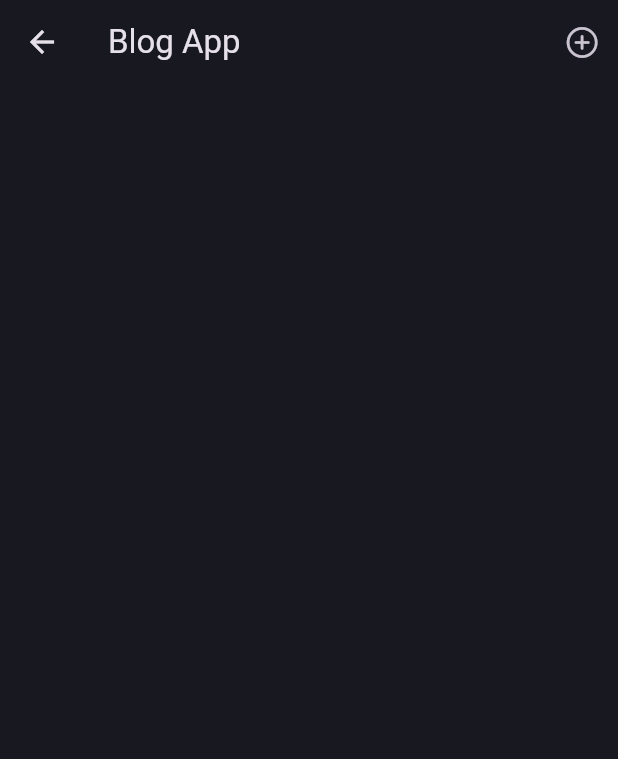
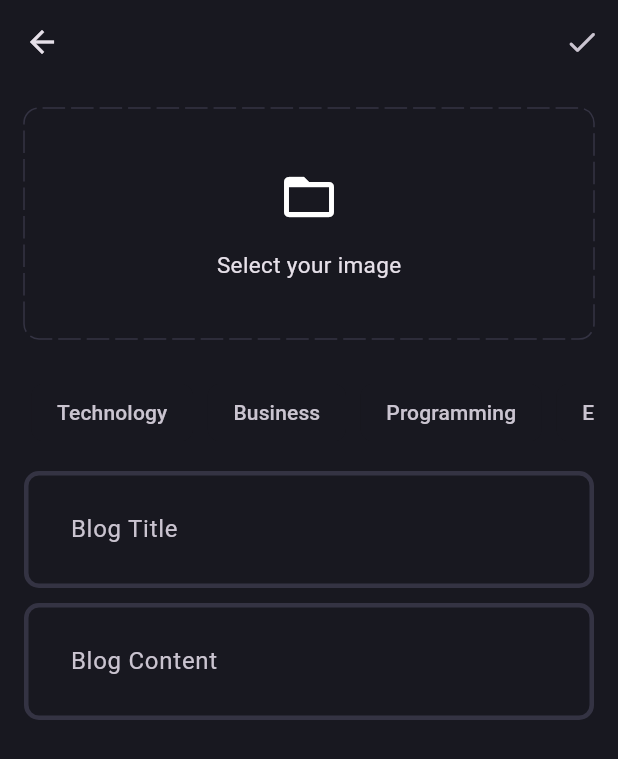
Before and after one commit to PrpCena/blog, a Flutter app: the BlogPage screen opened directly, after a tap on an icon or button, on a phone screen of 412 x 824 dp. Shown: the top 759 px of the screen. Run offline on Flutter 3.47's test engine with Material 3 defaults, Android fonts, the phone set to English and light mode, and no system bars; drawn by our look-alikes of dotted_border; our stand-ins replace bloc, flutter_bloc, fpdart, get_it, supabase_flutter; accounts and stored records are empty; network calls fail.

Commit message:
UI for blog editor implemented.

```diff
--- a/lib/core/theme/theme.dart
+++ b/lib/core/theme/theme.dart
@@ -20,5 +20,9 @@ class AppTheme {
       focusedBorder: border(AppPallete.gradient1),
       enabledBorder: border(AppPallete.borderColor),
     ),
+    chipTheme: ChipThemeData(
+      color: MaterialStatePropertyAll(AppPallete.backgroundColor),
+      side: BorderSide.none,
+    )
   );
 }
--- /dev/null
+++ b/lib/features/blog/presentation/pages/add_new_blog_page.dart
@@ -0,0 +1,122 @@
+import 'package:clean/core/theme/app_pallete.dart';
+import 'package:clean/features/blog/presentation/widgets/blog_editor.dart';
+import 'package:dotted_border/dotted_border.dart';
+import 'package:flutter/material.dart';
+
+class AddNewBlogPage extends StatefulWidget {
+  static route() =>
+      MaterialPageRoute(builder: (contextp) => const AddNewBlogPage());
+  const AddNewBlogPage({super.key});
+
+  @override
+  State<AddNewBlogPage> createState() => _AddNewBlogPageState();
+}
+
+class _AddNewBlogPageState extends State<AddNewBlogPage> {
+  final titleController = TextEditingController();
+  final contentController = TextEditingController();
+  List<String> selectedTopics = [];
+
+  @override
+  void dispose() {
+    titleController.dispose();
+    contentController.dispose();
+    super.dispose();
+  }
+
+  @override
+  Widget build(BuildContext context) {
+    return Scaffold(
+      appBar: AppBar(
+        actions: [
+          IconButton(onPressed: () {}, icon: const Icon(Icons.done_rounded)),
+        ],
+      ),
+      body: SingleChildScrollView(
+        child: Padding(
+          padding: const EdgeInsets.all(16.0),
+          child: Column(
+            children: [
+              DottedBorder(
+                color: AppPallete.borderColor,
+                dashPattern: const [15, 4],
+                radius: const Radius.circular(10),
+                borderType: BorderType.RRect,
+                child: Container(
+                  height: 150,
+                  width: double.infinity,
+                  child: const Column(
+                    mainAxisAlignment: MainAxisAlignment.center,
+                    children: [
+                      Icon(Icons.folder_open, size: 40),
+                      SizedBox(
+                        height: 15,
+                      ),
+                      Text(
+                        "Select your image",
+                        style: TextStyle(fontSize: 15),
+                      ),
+                    ],
+                  ),
+                ),
+              ),
+              const SizedBox(
+                height: 20,
+              ),
+              SingleChildScrollView(
+                scrollDirection: Axis.horizontal,
+                child: Row(
+                  children: [
+                    'Technology',
+                    'Business',
+                    'Programming',
+                    'Entertainment',
+                  ]
+                      .map(
+                        (e) => Padding(
+                          padding: const EdgeInsets.all(5.0),
+                          child: GestureDetector(
+                            onTap: () {
+                              if (selectedTopics.contains(e)) {
+                                selectedTopics.remove(e);
+                              } else {
+                                selectedTopics.add(e);
+                              }
+                              setState(() {});
+                            },
+                            child: Chip(
+                              label: Text(e),
+                              color: selectedTopics.contains(e)
+                                  ? const WidgetStatePropertyAll(
+                                      AppPallete.gradient1)
+                                  : null,
+                              side: const BorderSide(
+                                  color: AppPallete.backgroundColor),
+                            ),
+                          ),
+                        ),
+                      )
+                      .toList(),
+                ),
+              ),
+              const SizedBox(
+                height: 10,
+              ),
+              BlogEditor(
+                controller: titleController,
+                hintText: 'Blog Title',
+              ),
+              const SizedBox(
+                height: 10,
+              ),
+              BlogEditor(
+                controller: contentController,
+                hintText: 'Blog Content',
+              ),
+            ],
+          ),
+        ),
+      ),
+    );
+  }
+}
--- a/lib/features/blog/presentation/pages/blog_page.dart
+++ b/lib/features/blog/presentation/pages/blog_page.dart
@@ -1,3 +1,4 @@
+import 'package:clean/features/blog/presentation/pages/add_new_blog_page.dart';
 import 'package:flutter/cupertino.dart';
 import 'package:flutter/material.dart';
 
@@ -11,7 +12,9 @@ class BlogPage extends StatelessWidget {
         title: Text("Blog App"),
         actions: [
           IconButton(
-            onPressed: () {},
+            onPressed: () {
+              Navigator.push(context, AddNewBlogPage.route());
+            },
             icon: const Icon(CupertinoIcons.add_circled),
           ),
         ],
--- /dev/null
+++ b/lib/features/blog/presentation/widgets/blog_editor.dart
@@ -0,0 +1,19 @@
+import 'package:flutter/material.dart';
+
+class BlogEditor extends StatelessWidget {
+  final TextEditingController controller;
+  final String? hintText;
+
+  const BlogEditor({super.key, required this.controller, this.hintText});
+
+  @override
+  Widget build(BuildContext context) {
+    return TextFormField(
+      controller: controller,
+      decoration: InputDecoration(
+        hintText: hintText,
+      ),
+      maxLines: null,
+    );
+  }
+}
--- a/lib/main.dart
+++ b/lib/main.dart
@@ -2,6 +2,7 @@ import 'package:clean/core/common/cubits/app_user/app_user_cubit.dart';
 import 'package:clean/core/theme/theme.dart';
 import 'package:clean/features/auth/presentation/bloc/auth_bloc.dart';
 import 'package:clean/features/auth/presentation/pages/signin_page.dart';
+import 'package:clean/features/blog/presentation/pages/blog_page.dart';
 import 'package:clean/init_dependencies.dart';
 import 'package:flutter/material.dart';
 import 'package:flutter_bloc/flutter_bloc.dart';
@@ -56,11 +57,7 @@ class _MyAppState extends State<MyApp> {
         },
         builder: (context, isLoggedIn) {
           if (isLoggedIn) {
-            return const Scaffold(
-              body: Center(
-                child: Text("Logged in"),
-              ),
-            );
+            return const BlogPage();
           }
           return const SignInPage();
         },
--- a/pubspec.yaml
+++ b/pubspec.yaml
@@ -39,6 +39,8 @@ dependencies:
   supabase_flutter: ^2.8.1
   flutter_bloc: ^8.1.6
   get_it: ^8.0.2
+  dotted_border: ^2.1.0
+  image_picker: ^1.1.2
 
 dev_dependencies:
   flutter_test:
```
Also changed, not shown: pubspec.lock, 5 other files.
